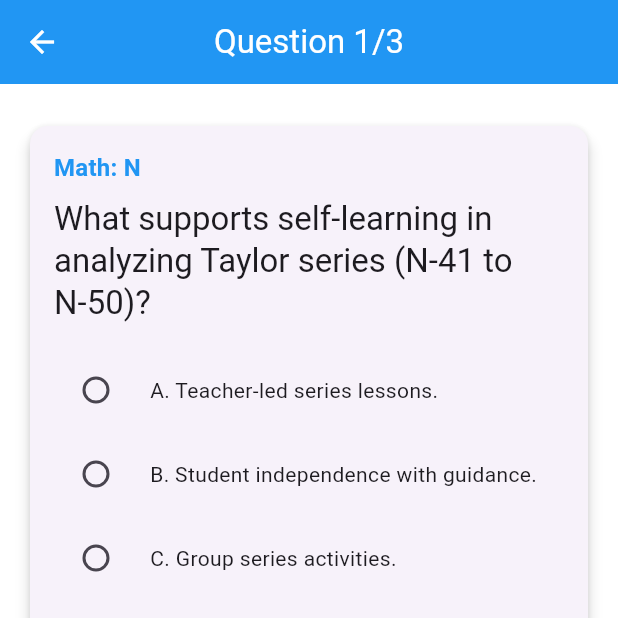
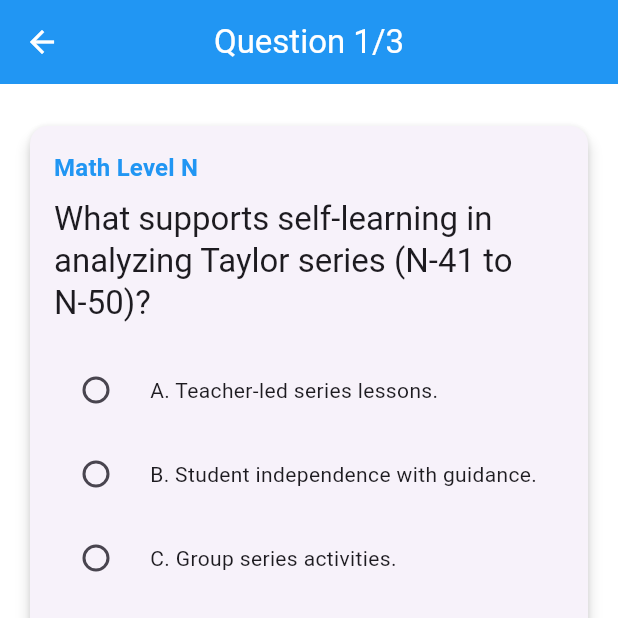
Before and after one commit to Guru-raghav3245/kumon_assessment_app, a Flutter app: the SessionScreen screen opened directly, on a phone screen of 412 x 824 dp, the top half of it. Run offline on Flutter 3.47's test engine with Material 3 defaults, Android fonts, the phone set to English and light mode, and no system bars; our stand-ins replace csv, fl_chart, flutter_riverpod, pdf, share_plus, shared_preferences; accounts and stored records are empty.

Commit message:
feat: Add level formatting helper and integrate into session screens for improved readability

```diff
--- a/lib/question_logic/models.dart
+++ b/lib/question_logic/models.dart
@@ -386,3 +386,20 @@ class Session {
     );
   }
 }
+
+/// Helper function to format level strings
+String formatLevelName(String levelStr) {
+  // Remove potentially redundant class prefix if passed
+  String cleaned = levelStr.replaceAll('QuestionLevel.', '');
+
+  if (cleaned.startsWith('level')) {
+    // e.g. levelD -> Math Level D
+    return 'Math Level ${cleaned.substring(5).toUpperCase()}';
+  } else if (cleaned.startsWith('EngLevel')) {
+    // e.g. EngLevelG1 -> English Level G1
+    return 'English Level ${cleaned.substring(8).toUpperCase()}';
+  }
+
+  // Return original for Comp levels or unmatched patterns
+  return cleaned;
+}
--- a/lib/screens/professional_anaytics_screen.dart
+++ b/lib/screens/professional_anaytics_screen.dart
@@ -756,6 +756,9 @@ class _ProfessionalAnalyticsScreenState
                     ? Colors.orange
                     : Colors.red;
 
+            // Format the level name here
+            final formattedLevel = formatLevelName(level);
+
             return Padding(
               padding: const EdgeInsets.only(bottom: 16),
               child: Column(
@@ -765,7 +768,7 @@ class _ProfessionalAnalyticsScreenState
                     mainAxisAlignment: MainAxisAlignment.spaceBetween,
                     children: [
                       Text(
-                        level,
+                        formattedLevel,
                         style: const TextStyle(fontWeight: FontWeight.w600),
                       ),
                       Text(
--- a/lib/screens/session_history_screen.dart
+++ b/lib/screens/session_history_screen.dart
@@ -141,6 +141,9 @@ class SessionHistoryScreen extends ConsumerWidget {
       final questionNumber = i + 1;
       final isCorrect = result['userAnswer'] == result['correctAnswer'];
 
+      // Format level using helper
+      final formattedLevel = formatLevelName(result['level'] ?? 'Unknown');
+
       questionWidgets.addAll([
         pw.Container(
           margin: const pw.EdgeInsets.only(bottom: 8, left: 10),
@@ -169,7 +172,7 @@ class SessionHistoryScreen extends ConsumerWidget {
                   style: pw.TextStyle(fontSize: 12)),
 
               // Level information
-              pw.Text('Level: ${result['level'] ?? 'Unknown'}',
+              pw.Text('Level: $formattedLevel',
                   style: pw.TextStyle(fontSize: 10, color: PdfColors.grey)),
 
               // User answer
--- a/lib/screens/session_review_screen.dart
+++ b/lib/screens/session_review_screen.dart
@@ -165,8 +165,9 @@ class SessionReviewScreen extends StatelessWidget {
               ),
             );
 
-            final levelStr = result['level'] ??
-                levels.first['level'].toString().split('.').last;
+            // Use the formatter for the level display
+            final formattedLevel = formatLevelName(result['level'] ??
+                levels.first['level'].toString().split('.').last);
 
             final userAnswerText = question.options.isNotEmpty
                 ? question.getOptionText(result['userAnswer'] ?? 'Unknown')
@@ -188,7 +189,7 @@ class SessionReviewScreen extends StatelessWidget {
                   crossAxisAlignment: CrossAxisAlignment.start,
                   children: [
                     Text(
-                      'Question: ${result['question'] ?? 'Unknown'} (Level: ${levelStr.replaceFirst('level', '')})',
+                      'Question: ${result['question'] ?? 'Unknown'} ($formattedLevel)',
                       style: Theme.of(context)
                           .textTheme
                           .titleMedium
--- a/lib/screens/session_screen.dart
+++ b/lib/screens/session_screen.dart
@@ -51,15 +51,6 @@ class _SessionScreenState extends ConsumerState<SessionScreen>
       return 'Competency';
     }
     return levelStr.contains('Eng') ? 'English' : 'Math';
-  }
-
-  // Add the missing _getFormattedLevel method
-  String _getFormattedLevel(QuestionLevel level) {
-    final levelStr = level.toString();
-    return levelStr
-        .replaceFirst('QuestionLevel.', '')
-        .replaceFirst('EngLevel', '')
-        .replaceFirst('level', '');
   }
 
   void _animateQuestionChange() {
@@ -207,9 +198,10 @@ class _SessionScreenState extends ConsumerState<SessionScreen>
     final currentQuestion =
         questionState.dailyQuestions[questionState.currentQuestionIndex];
     final subject = _getSubjectFromLevel(currentQuestion.level);
-    final levelText = subject.isEmpty
-        ? _getFormattedLevel(currentQuestion.level)
-        : '$subject: ${_getFormattedLevel(currentQuestion.level)}';
+
+    // Updated logic to use formatted name directly
+    final rawLevelStr = currentQuestion.level.toString().split('.').last;
+    final levelText = formatLevelName(rawLevelStr);
 
     ref.listen<QuestionState>(questionProvider, (prev, next) {
       if (prev?.currentQuestionIndex != next.currentQuestionIndex ||
```
